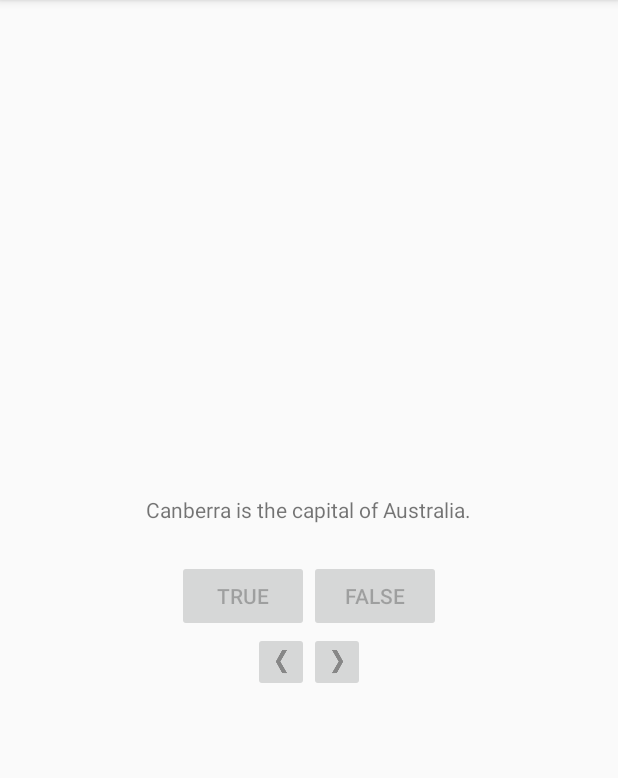
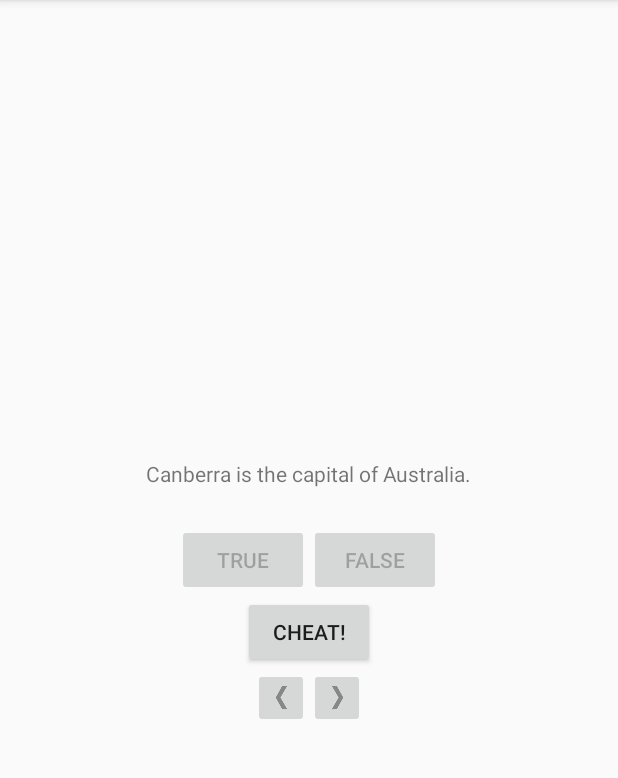
Before and after one commit to CoderLeechou/AndroidProgramming, an Android app: the screen it shows after launch (QuizActivity), after a tap on "TRUE", on a phone screen of 412 x 824 dp, the part 84-862 px from its top. Run offline under Robolectric (Android 15) with nearby library versions, the phone set to English and light mode, and no system bars.

Commit message:
增加作弊按钮

```diff
--- a/GeoQuiz/app/src/main/AndroidManifest.xml
+++ b/GeoQuiz/app/src/main/AndroidManifest.xml
@@ -16,6 +16,7 @@
                 <category android:name="android.intent.category.LAUNCHER" />
             </intent-filter>
         </activity>
+        <activity android:name=".CheatActivity"></activity>
     </application>
 
 </manifest>
--- a/GeoQuiz/app/src/main/java/com/lzwap/android/geoquiz/QuizActivity.java
+++ b/GeoQuiz/app/src/main/java/com/lzwap/android/geoquiz/QuizActivity.java
@@ -1,5 +1,8 @@
 package com.lzwap.android.geoquiz;
 
+import android.app.Activity;
+import android.content.Intent;
+import android.support.annotation.Nullable;
 import android.support.v7.app.AppCompatActivity;
 import android.os.Bundle;
 import android.util.Log;
@@ -16,11 +19,13 @@
     private static final String KEY_INDEX = "index";
     private static final String KEY_ANSWERED = "answered";
     private static final String KEY_CORRECT = "correct";
+    private static final int REQUEST_CODE_CHEAT = 0;
 
     private Button mTrueButton;
     private Button mFalseButton;
     private ImageButton mPrevButton;
     private ImageButton mNextButton;
+    private Button mCheatButton;
     private TextView mQuestionTextView;
 
     private Question[] mQuestionBank = new Question[] {
@@ -34,6 +39,7 @@
 
     private int mCurrentIndex = 0;
     private int userAnswerCorrect = 0;
+    private boolean mIsCheater;
 
     @Override
     protected void onCreate(Bundle savedInstanceState) {
@@ -108,12 +114,41 @@
                 mCurrentIndex = (mCurrentIndex + 1) % mQuestionBank.length;
                 //int question = mQuestionBank[mCurrentIndex].getTextResId();
                 //mQuestionTextView.setText(question);
+                mIsCheater = false;
                 updateQuestion();
                 showRecord();
             }
         });
 
+        mCheatButton = (Button) findViewById(R.id.cheat_button);
+        mCheatButton.setOnClickListener(new View.OnClickListener() {
+            @Override
+            public void onClick(View view) {
+                //Start CheatActivity
+                //Intent intent = new Intent(QuizActivity.this, CheatActivity.class);
+                boolean answerIsTrue = mQuestionBank[mCurrentIndex].isAnswerTrue();
+                Intent intent = CheatActivity.newIntent(QuizActivity.this,
+                        answerIsTrue);
+                //startActivity(intent);
+                startActivityForResult(intent, REQUEST_CODE_CHEAT);
+            }
+        });
+
         updateQuestion();
+    }
+
+    @Override
+    protected void onActivityResult(int requestCode, int resultCode, @Nullable Intent data) {
+        if (resultCode != Activity.RESULT_OK) {
+            return;
+        }
+
+        if (requestCode == REQUEST_CODE_CHEAT) {
+            if (data == null) {
+                return;
+            }
+            mIsCheater = CheatActivity.wasAnswerShown(data);
+        }
     }
 
     @Override
@@ -170,12 +205,17 @@
 
         int messageResId = 0;
 
-        if (userPressedTrue == answerIsTrue) {
-            messageResId = R.string.correct_toast;
-            userAnswerCorrect++;
+        if (mIsCheater) {
+            messageResId = R.string.judgment_toast;
         } else {
-            messageResId = R.string.incorrect_toast;
+            if (userPressedTrue == answerIsTrue) {
+                messageResId = R.string.correct_toast;
+                userAnswerCorrect++;
+            } else {
+                messageResId = R.string.incorrect_toast;
+            }
         }
+
         mQuestionBank[mCurrentIndex].setAnswered(true);
         checkIfAnswered();
 
--- a/GeoQuiz/app/src/main/res/layout-land/activity_quiz.xml
+++ b/GeoQuiz/app/src/main/res/layout-land/activity_quiz.xml
@@ -9,6 +9,7 @@
         android:layout_height="wrap_content"
         android:layout_gravity="center_horizontal"
         android:padding="24dp"/>
+
 
     <LinearLayout
         android:layout_width="wrap_content"
@@ -29,6 +30,13 @@
             android:text="@string/false_button"/>
 
     </LinearLayout>
+
+    <Button
+        android:id="@+id/cheat_button"
+        android:layout_width="wrap_content"
+        android:layout_height="wrap_content"
+        android:layout_gravity="bottom|center_horizontal"
+        android:text="@string/cheat_button"/>
 
     <LinearLayout
         android:layout_width="wrap_content"
--- a/GeoQuiz/app/src/main/res/layout/activity_quiz.xml
+++ b/GeoQuiz/app/src/main/res/layout/activity_quiz.xml
@@ -30,6 +30,12 @@
 
     </LinearLayout>
 
+    <Button
+        android:id="@+id/cheat_button"
+        android:layout_width="wrap_content"
+        android:layout_height="wrap_content"
+        android:text="@string/cheat_button"/>
+
     <LinearLayout
         android:layout_width="wrap_content"
         android:layout_height="wrap_content"
--- a/GeoQuiz/app/src/main/res/values/strings.xml
+++ b/GeoQuiz/app/src/main/res/values/strings.xml
@@ -16,4 +16,8 @@
     <string name="next_button">Next</string>
     <string name="correct_toast">Correct!</string>
     <string name="incorrect_toast">Incorrect!</string>
+    <string name="warning_text">Are you sure want to do this></string>
+    <string name="show_answer_button">Show Answer</string>
+    <string name="cheat_button">Cheat!</string>
+    <string name="judgment_toast">Cheating is wrong.</string>
 </resources>
```
Also changed, not shown: GeoQuiz/app/src/main/java/com/lzwap/android/geoquiz/CheatActivity.java (added, +65 -0 lines), GeoQuiz/app/src/main/res/layout/activity_cheat.xml (added, +29 -0 lines).
